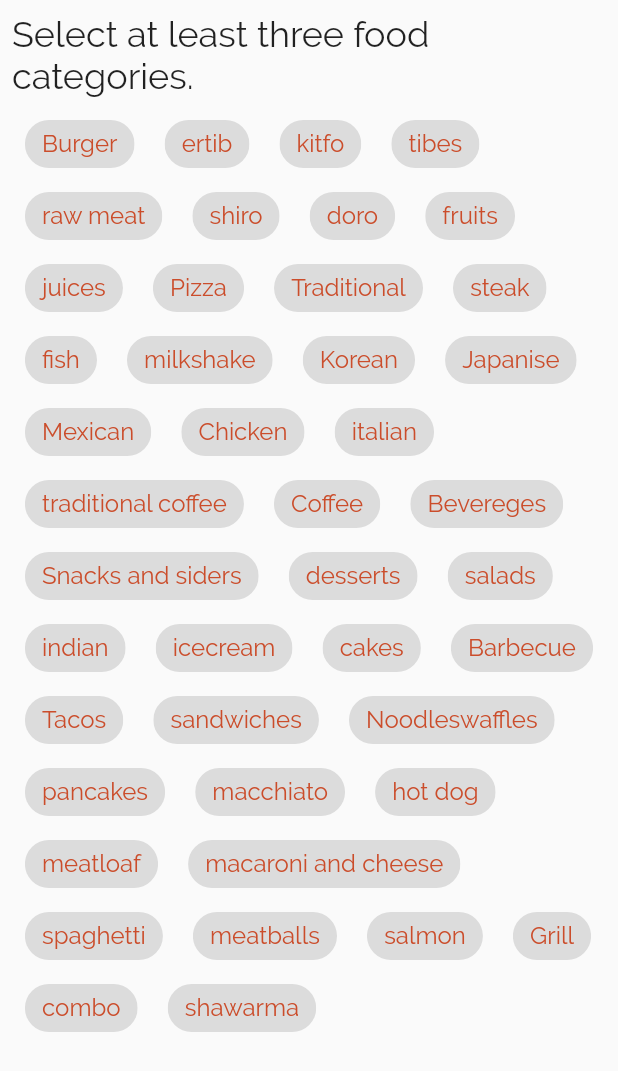
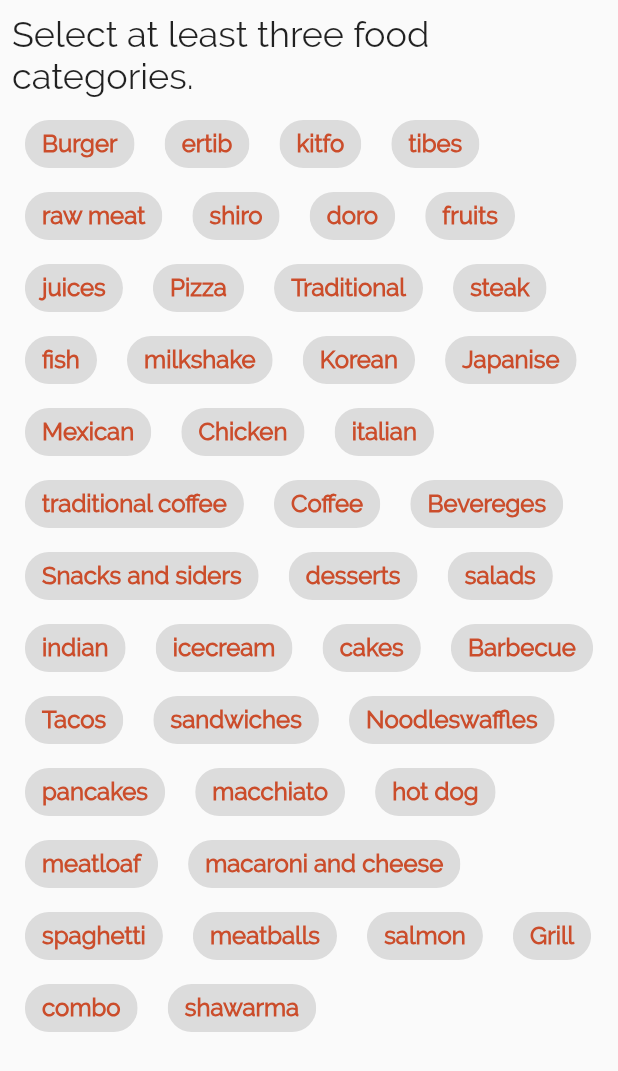
Before and after one commit to Gebeta/Gebeta-Client-app, a Flutter app: the SelectTopicsPage screen opened by its route, on a phone screen of 412 x 824 dp. Shown: the top 1071 px of the screen. Run offline on Flutter 3.47's test engine with Material 2 defaults, Android fonts, the light colour scheme and no system bars; statements that could not run were skipped.

Commit message:
landing page edited

```diff
--- a/lib/Screens/home_screen/landing_page.dart
+++ b/lib/Screens/home_screen/landing_page.dart
@@ -1,4 +1,5 @@
 import 'package:flutter/material.dart';
+import 'package:gebeta_food/constants.dart';
 
 class SelectTopicsPage extends StatelessWidget {
   const SelectTopicsPage({Key? key}) : super(key: key);
@@ -126,9 +127,12 @@ class _FilterChipWidgetState extends State<FilterChipWidget> {
     for (int i = 0; i < _options.length; i++) {
       FilterChip filterChip = FilterChip(
         label: Text(_options[i]),
-        labelStyle: TextStyle(fontSize: 16, color: Color(0xffcb4d2b)),
+        labelStyle: TextStyle(
+            fontSize: 16,
+            fontWeight: FontWeight.bold,
+            color: _selected[i] ? whiteColor : gPrimaryColor),
         selected: _selected[i],
-        selectedColor: Color(0xffFBF1EE),
+        selectedColor: gPrimaryColor,
         showCheckmark: false,
         onSelected: (bool isSelected) {
           setState(() {
@@ -154,10 +158,7 @@ class _FilterChipWidgetState extends State<FilterChipWidget> {
                 padding: const EdgeInsets.all(8.0),
                 child: Text(
                   "Select at least three food categories.",
-                  style: TextStyle(
-                    fontSize: 24.0
-                  ),
-
+                  style: TextStyle(fontSize: 24.0),
                 ),
               ),
             ),
@@ -180,7 +181,9 @@ class _FilterChipWidgetState extends State<FilterChipWidget> {
     }
     if (number >= 3) {
       return ElevatedButton.icon(
-        onPressed: () {},
+        onPressed: () {
+          Navigator.pushReplacementNamed(context, '/home');
+        },
         label: Text("next"),
         icon: Icon(Icons.navigate_next),
       );
```
Lines whose indentation alone changed are shown as unchanged.
